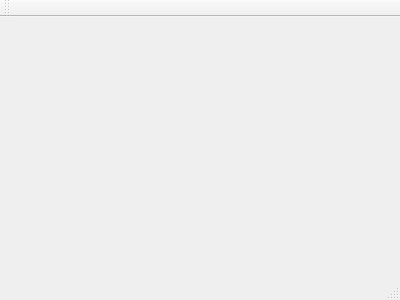
mohitiitr/DictionaryUsingQT, file mainwindow.ui: the form before one commit.
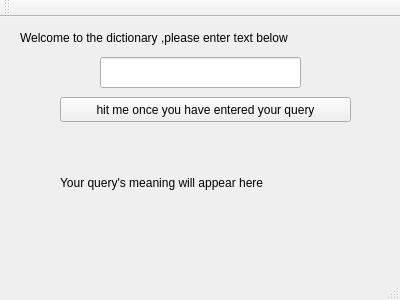
The form after the commit.

The edit to the form file:
```diff
--- a/mainwindow.ui
+++ b/mainwindow.ui
@@ -12,13 +12,78 @@
   <property name="windowTitle" >
    <string>MainWindow</string>
   </property>
-  <widget class="QMenuBar" name="menuBar" />
-  <widget class="QToolBar" name="mainToolBar" />
-  <widget class="QWidget" name="centralWidget" />
-  <widget class="QStatusBar" name="statusBar" />
+  <widget class="QWidget" name="centralWidget">
+   <widget class="QLabel" name="introlabel">
+    <property name="geometry">
+     <rect>
+      <x>20</x>
+      <y>10</y>
+      <width>371</width>
+      <height>21</height>
+     </rect>
+    </property>
+    <property name="text">
+     <string>Welcome to the dictionary ,please enter text below</string>
+    </property>
+   </widget>
+   <widget class="QPushButton" name="btn">
+    <property name="geometry">
+     <rect>
+      <x>60</x>
+      <y>80</y>
+      <width>291</width>
+      <height>25</height>
+     </rect>
+    </property>
+    <property name="text">
+     <string>hit me once you have entered your query</string>
+    </property>
+   </widget>
+   <widget class="QLabel" name="meaniglabel">
+    <property name="geometry">
+     <rect>
+      <x>60</x>
+      <y>110</y>
+      <width>291</width>
+      <height>111</height>
+     </rect>
+    </property>
+    <property name="text">
+     <string>Your query's meaning will appear here</string>
+    </property>
+   </widget>
+   <widget class="QLineEdit" name="inputbox">
+    <property name="geometry">
+     <rect>
+      <x>100</x>
+      <y>40</y>
+      <width>201</width>
+      <height>31</height>
+     </rect>
+    </property>
+   </widget>
+  </widget>
+  <widget class="QMenuBar" name="menuBar">
+   <property name="geometry">
+    <rect>
+     <x>0</x>
+     <y>0</y>
+     <width>400</width>
+     <height>22</height>
+    </rect>
+   </property>
+  </widget>
+  <widget class="QToolBar" name="mainToolBar">
+   <attribute name="toolBarArea">
+    <enum>TopToolBarArea</enum>
+   </attribute>
+   <attribute name="toolBarBreak">
+    <bool>false</bool>
+   </attribute>
+  </widget>
+  <widget class="QStatusBar" name="statusBar"/>
  </widget>
- <layoutDefault spacing="6" margin="11" />
- <pixmapfunction></pixmapfunction>
+ <layoutdefault spacing="6" margin="11"/>
  <resources/>
  <connections/>
 </ui>
```
Left out of the diff: 7 changed lines with no effect on the pictures.
